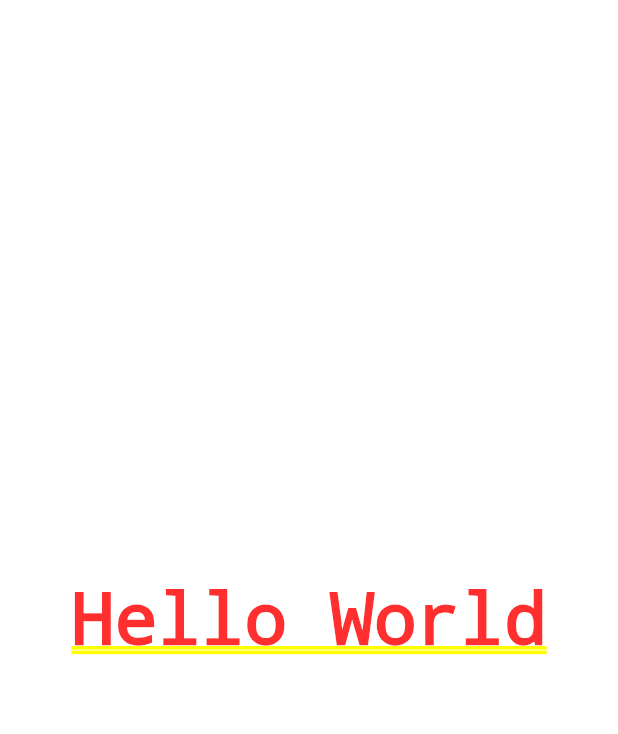
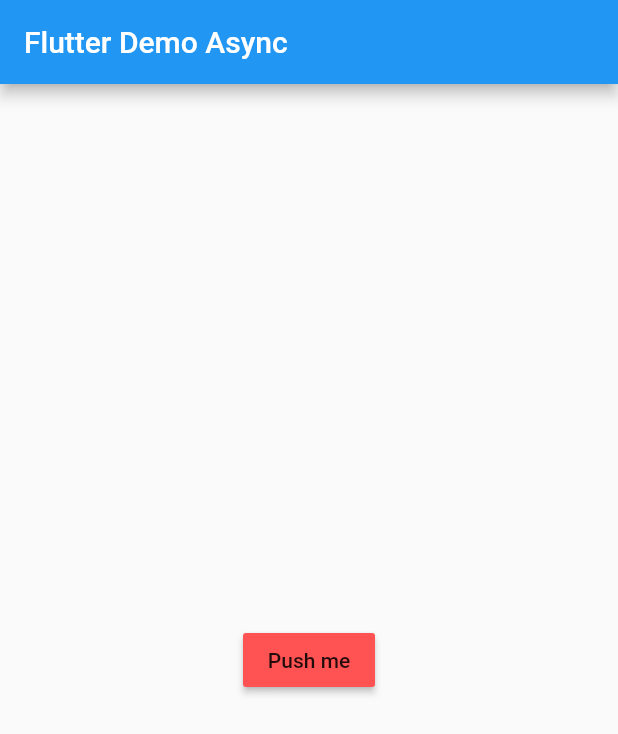
Before and after one commit to wtrungvu/Flutter_Demo_Async, a Flutter app: the screen it shows after launch, on a phone screen of 412 x 824 dp. Shown: the top 734 px of the screen. Run offline on Flutter 3.47's test engine with Material 2 defaults, Android fonts, the phone set to English and light mode, and no system bars.

Commit message:
Add demo asyncMethod
+ Future<void> asyncMethod()

```diff
--- a/flutter_demo_async/lib/main.dart
+++ b/flutter_demo_async/lib/main.dart
@@ -11,8 +11,46 @@ class MyApp extends StatelessWidget {
         theme: ThemeData(
           primarySwatch: Colors.blue,
         ),
-        home: Center(
-          child: Text("Hello World"),
+        home: Scaffold(
+          appBar: AppBar(
+            title: Text("Flutter Demo Async"),
+          ),
+          body: Center(
+            child: FutureWidget(),
+          ),
         ));
   }
 }
+
+class FutureWidget extends StatefulWidget {
+  @override
+  _FutureWidgetState createState() => _FutureWidgetState();
+}
+
+class _FutureWidgetState extends State<FutureWidget> {
+  int count = 0;
+
+  @override
+  Widget build(BuildContext context) {
+    return Container(
+      child: Column(
+        mainAxisAlignment: MainAxisAlignment.center,
+        children: <Widget>[
+          RaisedButton(
+            color: Colors.redAccent,
+            onPressed: () {
+              asyncMethod();
+              print("123");
+              print("456");
+            },
+            child: Text("Push me"),
+          )
+        ],
+      ),
+    );
+  }
+}
+
+Future<void> asyncMethod() {
+  return Future.delayed(Duration(seconds: 3), () => print("asyncMethod is called!!!"));
+}
```
